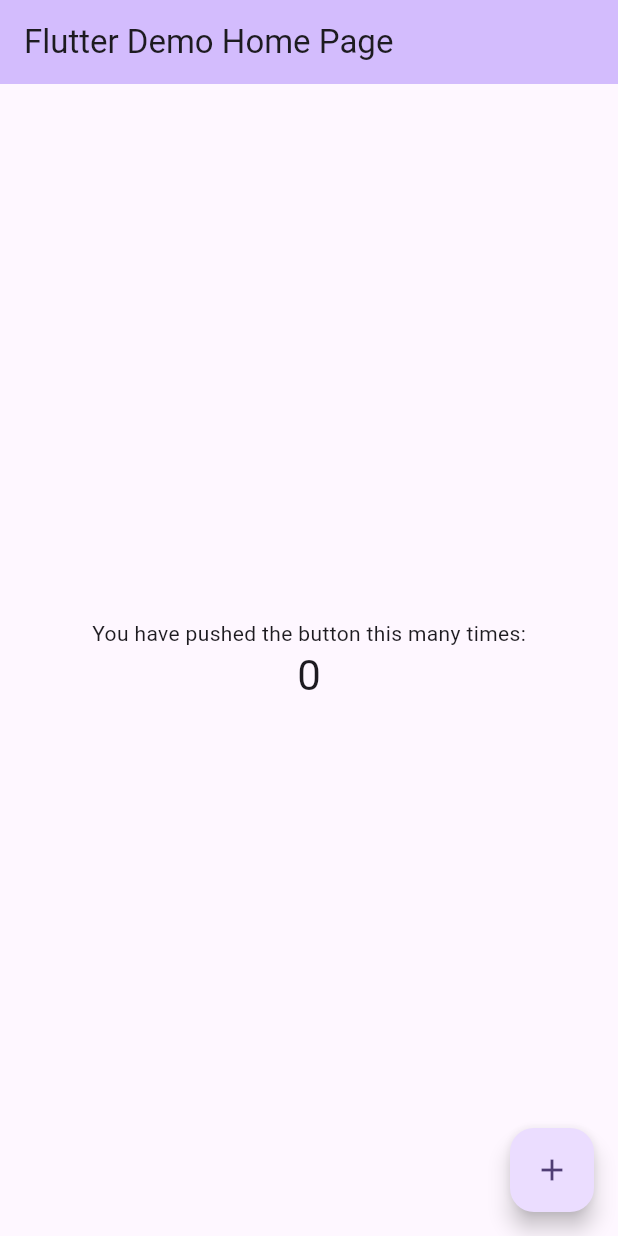
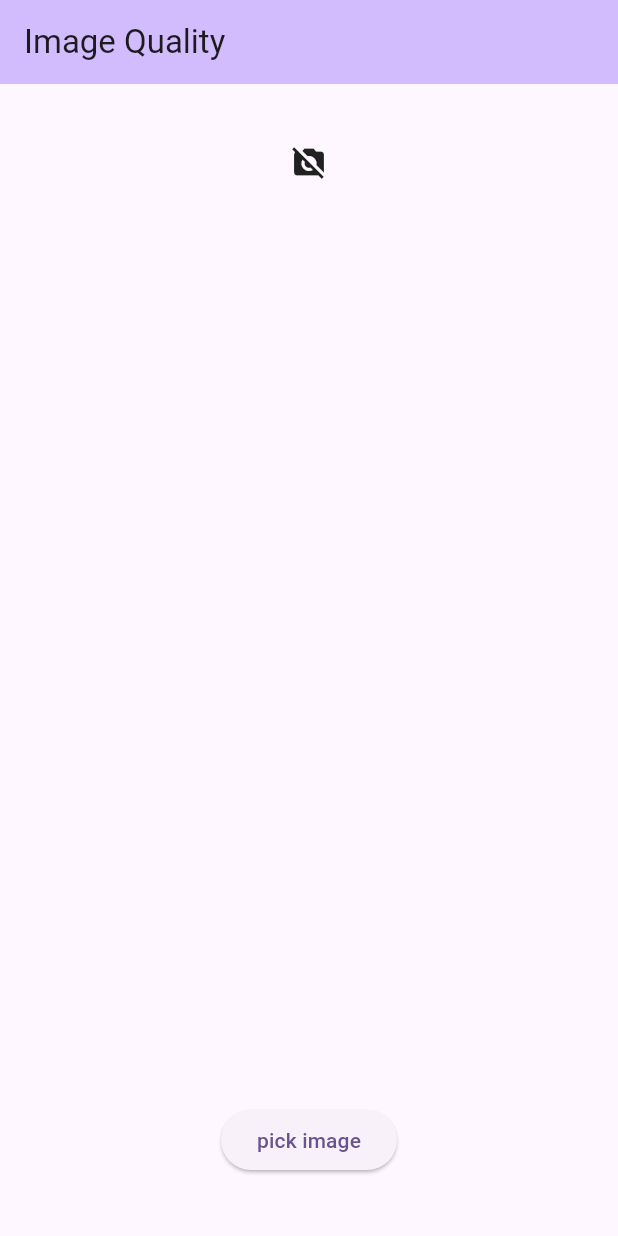
Before and after one commit to rizchi17/flutter_image_quality, a Flutter app: the screen it shows after launch, on a phone screen of 412 x 824 dp. Run offline on Flutter 3.47's test engine with Material 3 defaults, Android fonts, the phone set to English and light mode, and no system bars; our stand-ins replace image_picker.

Commit message:
画像を選択して表示されるようにした

```diff
--- a/lib/main.dart
+++ b/lib/main.dart
@@ -1,4 +1,7 @@
+import 'dart:io';
+
 import 'package:flutter/material.dart';
+import 'package:image_picker/image_picker.dart';
 
 void main() {
   runApp(const MyApp());
@@ -11,115 +14,53 @@ class MyApp extends StatelessWidget {
   @override
   Widget build(BuildContext context) {
     return MaterialApp(
-      title: 'Flutter Demo',
       theme: ThemeData(
-        // This is the theme of your application.
-        //
-        // TRY THIS: Try running your application with "flutter run". You'll see
-        // the application has a purple toolbar. Then, without quitting the app,
-        // try changing the seedColor in the colorScheme below to Colors.green
-        // and then invoke "hot reload" (save your changes or press the "hot
-        // reload" button in a Flutter-supported IDE, or press "r" if you used
-        // the command line to start the app).
-        //
-        // Notice that the counter didn't reset back to zero; the application
-        // state is not lost during the reload. To reset the state, use hot
-        // restart instead.
-        //
-        // This works for code too, not just values: Most code changes can be
-        // tested with just a hot reload.
         colorScheme: ColorScheme.fromSeed(seedColor: Colors.deepPurple),
         useMaterial3: true,
       ),
-      home: const MyHomePage(title: 'Flutter Demo Home Page'),
+      home: const MyHomePage(),
     );
   }
 }
 
 class MyHomePage extends StatefulWidget {
-  const MyHomePage({super.key, required this.title});
-
-  // This widget is the home page of your application. It is stateful, meaning
-  // that it has a State object (defined below) that contains fields that affect
-  // how it looks.
-
-  // This class is the configuration for the state. It holds the values (in this
-  // case the title) provided by the parent (in this case the App widget) and
-  // used by the build method of the State. Fields in a Widget subclass are
-  // always marked "final".
-
-  final String title;
+  const MyHomePage({super.key});
 
   @override
   State<MyHomePage> createState() => _MyHomePageState();
 }
 
 class _MyHomePageState extends State<MyHomePage> {
-  int _counter = 0;
-
-  void _incrementCounter() {
-    setState(() {
-      // This call to setState tells the Flutter framework that something has
-      // changed in this State, which causes it to rerun the build method below
-      // so that the display can reflect the updated values. If we changed
-      // _counter without calling setState(), then the build method would not be
-      // called again, and so nothing would appear to happen.
-      _counter++;
-    });
-  }
-
+  String? imagePath;
   @override
   Widget build(BuildContext context) {
-    // This method is rerun every time setState is called, for instance as done
-    // by the _incrementCounter method above.
-    //
-    // The Flutter framework has been optimized to make rerunning build methods
-    // fast, so that you can just rebuild anything that needs updating rather
-    // than having to individually change instances of widgets.
     return Scaffold(
       appBar: AppBar(
-        // TRY THIS: Try changing the color here to a specific color (to
-        // Colors.amber, perhaps?) and trigger a hot reload to see the AppBar
-        // change color while the other colors stay the same.
         backgroundColor: Theme.of(context).colorScheme.inversePrimary,
-        // Here we take the value from the MyHomePage object that was created by
-        // the App.build method, and use it to set our appbar title.
-        title: Text(widget.title),
+        title: const Text('Image Quality'),
       ),
-      body: Center(
-        // Center is a layout widget. It takes a single child and positions it
-        // in the middle of the parent.
+      body: Container(
+        alignment: Alignment.center,
+        padding: const EdgeInsets.all(40),
         child: Column(
-          // Column is also a layout widget. It takes a list of children and
-          // arranges them vertically. By default, it sizes itself to fit its
-          // children horizontally, and tries to be as tall as its parent.
-          //
-          // Column has various properties to control how it sizes itself and
-          // how it positions its children. Here we use mainAxisAlignment to
-          // center the children vertically; the main axis here is the vertical
-          // axis because Columns are vertical (the cross axis would be
-          // horizontal).
-          //
-          // TRY THIS: Invoke "debug painting" (choose the "Toggle Debug Paint"
-          // action in the IDE, or press "p" in the console), to see the
-          // wireframe for each widget.
-          mainAxisAlignment: MainAxisAlignment.center,
+          mainAxisAlignment: MainAxisAlignment.spaceBetween,
           children: <Widget>[
-            const Text(
-              'You have pushed the button this many times:',
-            ),
-            Text(
-              '$_counter',
-              style: Theme.of(context).textTheme.headlineMedium,
+            imagePath != null ? Image.file(File(imagePath!)) : const Icon(Icons.no_photography),
+            ElevatedButton(
+              onPressed: () async {
+                final ImagePicker picker = ImagePicker();
+                final XFile? image = await picker.pickImage(source: ImageSource.gallery);
+                if (image != null) {
+                  setState(() {
+                    imagePath = image.path;
+                  });
+                }
+              },
+              child: const Text('pick image'),
             ),
           ],
         ),
       ),
-      floatingActionButton: FloatingActionButton(
-        onPressed: _incrementCounter,
-        tooltip: 'Increment',
-        child: const Icon(Icons.add),
-      ), // This trailing comma makes auto-formatting nicer for build methods.
     );
   }
 }
```
